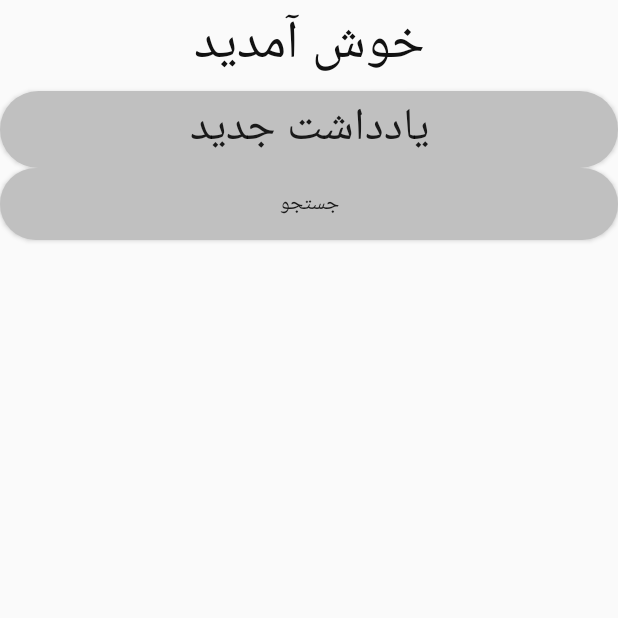
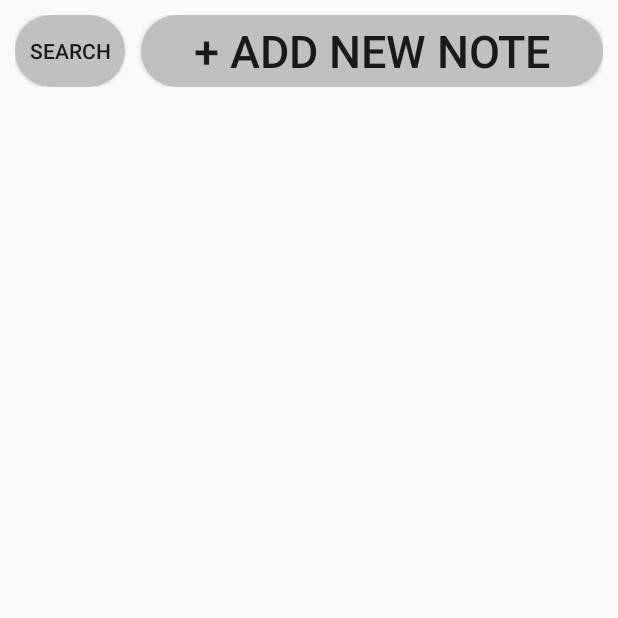
Before and after one commit to mmsamiei/keeps, an Android app: the MainActivity screen opened directly, with no data from a screen before it, on a phone screen of 412 x 824 dp, the top half of it. Run offline under Robolectric (Android 15) with nearby library versions, the phone set to English and light mode, and no system bars.

Commit message:
final push

```diff
--- a/app/src/main/java/com/mmsamiei/keeps/MainActivity.java
+++ b/app/src/main/java/com/mmsamiei/keeps/MainActivity.java
@@ -50,7 +50,7 @@ public class MainActivity extends Activity {
         }catch (Exception e){
             username = prefs.getString(Constants.KEY_USER, "Default");
         }
-        TextView wcText = (TextView) findViewById(R.id.wc_text);
+        //TextView wcText = (TextView) findViewById(R.id.wc_text);
         //wcText.setText("خوش آمدید " + username);
         Button newNote = (Button) findViewById(R.id.new_note);
         newNote.setOnClickListener(new View.OnClickListener() {
--- a/app/src/main/java/com/mmsamiei/keeps/ModifyActivity.java
+++ b/app/src/main/java/com/mmsamiei/keeps/ModifyActivity.java
@@ -46,8 +46,8 @@ public class ModifyActivity extends Activity implements TimePickerFragment.onTim
         note = (TextView) findViewById(R.id.note_txt);
         color = (ImageView) findViewById(R.id.pallete);
         backArrow = (ImageView) findViewById(R.id.back_arrow);
-        select_date = (TextView) findViewById(R.id.select_date);
-        select_time = (TextView) findViewById(R.id.select_time);
+        select_date = (TextView) findViewById(R.id.modify_date);
+        select_time = (TextView) findViewById(R.id.modify_time);
         delete_img = (ImageView) findViewById(R.id.deleteIcon);
         noteColor= Color.WHITE;
 
--- a/app/src/main/res/layout/ac_login.xml
+++ b/app/src/main/res/layout/ac_login.xml
@@ -52,6 +52,5 @@
         android:layout_height="wrap_content"
         android:text="Login"
         android:id="@+id/login_btn"
-        android:background="@drawable/drawable_button_background"
-        android:layout_gravity="center_horizontal" />
+        android:background="@drawable/drawable_button_background" />
 </LinearLayout>
--- a/app/src/main/res/layout/ac_main.xml
+++ b/app/src/main/res/layout/ac_main.xml
@@ -4,36 +4,44 @@
     android:orientation="vertical"
     android:layout_height="match_parent">
 
-    <TextView
-        android:id="@+id/wc_text"
+
+    <LinearLayout
+        android:layout_marginTop="10dp"
+        android:layout_marginLeft="10dp"
+        android:layout_marginRight="10dp"
         android:layout_width="match_parent"
+        android:layout_height="wrap_content">
+        <Button
+            android:layout_width="fill_parent"
             android:layout_height="wrap_content"
-        android:gravity="center"
-        android:text="خوش آمدید"
-        android:textColor="#111111"
-        android:textSize="35sp" />
-
-
+            android:text="search"
+            android:id="@+id/search_button"
+            android:layout_gravity="left"
+            android:layout_weight="4"
+            android:layout_marginRight="5dp"
+            android:background="@drawable/drawable_button_background" />
         <Button
             android:id="@+id/new_note"
             android:layout_width="match_parent"
             android:layout_height="wrap_content"
-        android:text="یادداشت جدید"
+            android:text="+ add new note"
+            android:layout_marginLeft="5dp"
             android:background="@drawable/drawable_button_background"
             android:textSize="30sp"
-        android:layout_gravity="right" />
-    <Button
-        android:layout_width="fill_parent"
-        android:layout_height="wrap_content"
-        android:text="جستجو"
-        android:id="@+id/search_button"
-        android:layout_gravity="center_horizontal"
-        android:background="@drawable/drawable_button_background"/>
+            android:layout_gravity="right"
+            android:layout_weight="1"/>
+
+    </LinearLayout>
 
     <ListView
+        android:layout_marginTop="10dp"
         android:layout_width="match_parent"
         android:layout_height="wrap_content"
         android:id="@+id/listView"
-        android:layout_gravity="center_horizontal" />
+        android:layout_gravity="center_horizontal"
+        android:animateLayoutChanges="true"
+        android:smoothScrollbar="true"
+        android:scrollbarSize="@dimen/activity_horizontal_margin"
+        />
 
 </LinearLayout>
```
Also changed, not shown: app/src/main/res/layout/ac_modify.xml (+21 -12 lines), app/src/main/res/layout/ac_note.xml (+17 -11 lines), app/src/main/res/layout/note_list_item.xml (+4 -4 lines), app/src/main/ic_launcher-web.png (added), app/src/main/res/mipmap-hdpi/ic_launcher.png, app/src/main/res/mipmap-mdpi/ic_launcher.png, app/src/main/res/mipmap-xhdpi/ic_launcher.png, app/src/main/res/mipmap-xxhdpi/ic_launcher.png, app/src/main/res/mipmap-xxxhdpi/ic_launcher.png. Lines whose indentation alone changed are shown as unchanged.
